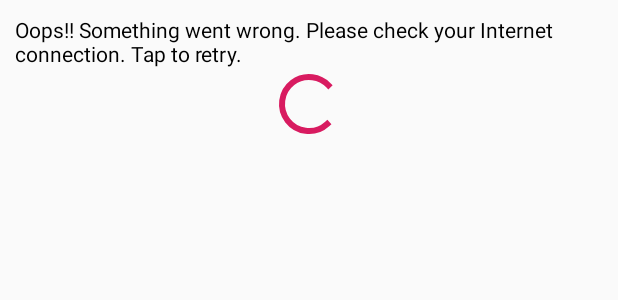
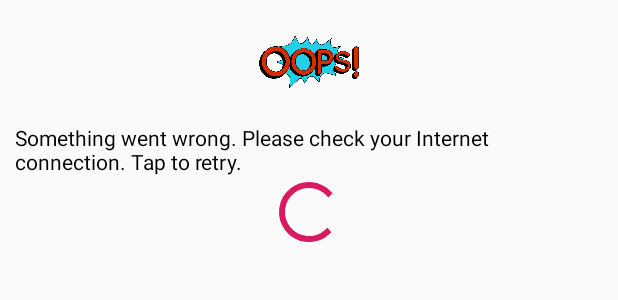
Before and after one commit to DirajHS/MyNews, an Android app: the layout item_network_state.xml on its own in the app's theme, with its tools: preview values and no code run, on a phone screen of 412 x 824 dp. Shown: the top 300 px of the screen. Run offline under Robolectric (Android 15) with nearby library versions, the phone set to English and light mode, and no system bars.

Commit message:
- Added app logo and Oops logo - Tab layout background change - Item animation for RecyclerView animation - URL clickable for more info

```diff
--- a/app/build.gradle
+++ b/app/build.gradle
@@ -68,6 +68,8 @@ dependencies {
     implementation deps.kotlin.stdlib
     implementation deps.kotlin.reflection
     implementation deps.lottie.lottie_animation
+    implementation deps.wasabeef
+    implementation deps.chrome_custom_tabs
 
     implementation deps.timber
 
--- a/app/src/main/AndroidManifest.xml
+++ b/app/src/main/AndroidManifest.xml
@@ -9,7 +9,7 @@
             android:allowBackup="true"
             android:icon="@mipmap/ic_launcher"
             android:label="@string/app_name"
-            android:roundIcon="@mipmap/ic_launcher_round"
+            android:roundIcon="@drawable/logo"
             android:supportsRtl="true"
             android:theme="@style/AppTheme"
             android:usesCleartextTraffic="true">
--- a/app/src/main/java/com/diraj/mynews/ui/TopHeadlinesFragment.kt
+++ b/app/src/main/java/com/diraj/mynews/ui/TopHeadlinesFragment.kt
@@ -22,6 +22,7 @@ import com.diraj.mynews.model.Articles
 import com.diraj.mynews.network.Status
 import com.diraj.mynews.ui.adapters.IOnClickInterface
 import com.diraj.mynews.ui.adapters.TopHeadlinesAdapter
+import jp.wasabeef.recyclerview.animators.SlideInDownAnimator
 import timber.log.Timber
 import javax.inject.Inject
 
@@ -110,6 +111,7 @@ class TopHeadlinesFragment : Fragment(), Injectable, IOnClickInterface<Articles>
                 DividerItemDecoration.VERTICAL
             )
         )
+        topHeadlinesBinding.rvTopHeadlines.itemAnimator = SlideInDownAnimator()
     }
 
     private fun observeData() {
@@ -125,7 +127,6 @@ class TopHeadlinesFragment : Fragment(), Injectable, IOnClickInterface<Articles>
             }
         })
 
-        (topHeadlinesBinding.rvTopHeadlines.layoutManager as LinearLayoutManager).scrollToPosition(25)
         viewModel.statusResource.observe(this, Observer { status ->
             topHeadlinesBinding.animProgress.visibility =
                 if (viewModel.listIsEmpty() && status.status == Status.LOADING) View.VISIBLE else View.GONE
--- a/app/src/main/java/com/diraj/mynews/ui/adapters/NetworkStateItemViewHolder.kt
+++ b/app/src/main/java/com/diraj/mynews/ui/adapters/NetworkStateItemViewHolder.kt
@@ -24,8 +24,10 @@ class NetworkStateItemViewHolder(
         }
         if (networkState != null && networkState.status === Status.ERROR) {
             binding.tvError.visibility = View.VISIBLE
+            binding.ivOops.visibility = View.VISIBLE
         } else {
             binding.tvError.visibility = View.GONE
+            binding.ivOops.visibility = View.GONE
         }
     }
 }
--- a/app/src/main/res/layout/item_network_state.xml
+++ b/app/src/main/res/layout/item_network_state.xml
@@ -1,5 +1,5 @@
 <?xml version="1.0" encoding="utf-8"?>
-<layout xmlns:android="http://schemas.android.com/apk/res/android">
+<layout xmlns:android="http://schemas.android.com/apk/res/android" xmlns:tools="http://schemas.android.com/tools">
 
     <data class="NetworkItemBinding"/>
 
@@ -8,6 +8,13 @@
             android:layout_height="wrap_content"
             android:orientation="vertical"
             android:padding="@dimen/padding10dp">
+
+        <ImageView
+                android:id="@+id/iv_oops"
+                android:src="@drawable/oops"
+                android:layout_gravity="center_horizontal"
+                android:layout_width="72dp"
+                android:layout_height="72dp" tools:ignore="ContentDescription"/>
 
         <TextView
                 android:id="@+id/tv_error"
--- a/app/src/main/res/layout/tabbed_news_layout.xml
+++ b/app/src/main/res/layout/tabbed_news_layout.xml
@@ -27,6 +27,8 @@
                     android:id="@+id/tab_layout"
                     app:tabGravity="fill"
                     app:tabMode="scrollable"
+                    app:tabTextColor="@android:color/background_light"
+                    android:background="@color/colorPrimary"
                     android:layout_width="match_parent"
                     android:layout_height="wrap_content"/>
 
--- a/app/src/main/res/values/strings.xml
+++ b/app/src/main/res/values/strings.xml
@@ -1,6 +1,7 @@
 <resources>
     <string name="app_name">MyNews</string>
-    <string name="error_message">Oops!! Something went wrong. Please check your Internet connection. Tap to retry.
+    <string name="error_message">Something went wrong. Please check your Internet connection. Tap to retry.
     </string>
     <string name="transition_name">textView</string>
+    <string name="more">more</string>
 </resources>
--- a/dependencies.gradle
+++ b/dependencies.gradle
@@ -11,6 +11,7 @@ versions.arch_core = "2.0.1"
 versions.atsl_rules = "1.1.1"
 versions.atsl_runner = "1.1.1"
 versions.atsl_junit = "1.1.0"
+versions.chrome_custom_tabs = "23.0.0"
 versions.constraint_layout = "2.0.0-alpha2"
 versions.core_ktx = "1.0.1"
 versions.dagger = "2.16"
@@ -39,6 +40,7 @@ versions.rxkotlin = "2.3.0"
 versions.support = "1.0.0"
 versions.multidex = "1.0.3"
 versions.timber = "4.5.1"
+versions.wasabeef = "3.0.0"
 versions.work = "2.0.0-rc01"
 
 def deps = [:]
@@ -174,4 +176,8 @@ def lottie = [:]
 lottie.lottie_animation = "com.airbnb.android:lottie:$versions.lottie"
 deps.lottie = lottie
 
+deps.wasabeef = "jp.wasabeef:recyclerview-animators:$versions.wasabeef"
+
+deps.chrome_custom_tabs = "com.android.support:customtabs:$versions.chrome_custom_tabs"
+
 ext.deps = deps
```
Also changed, not shown: app/src/main/java/com/diraj/mynews/ui/details/NewsDetailsFragment.kt (+26 -2 lines), app/src/main/res/drawable-nodpi/logo.png (added), app/src/main/res/drawable-nodpi/oops.png (added).
